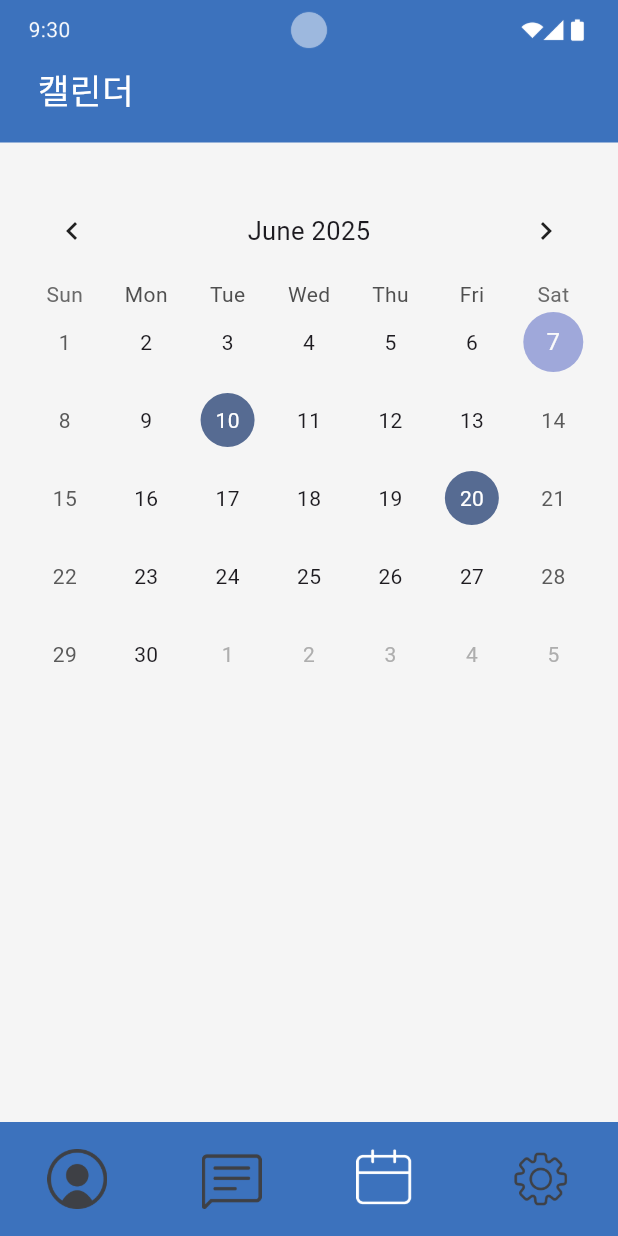
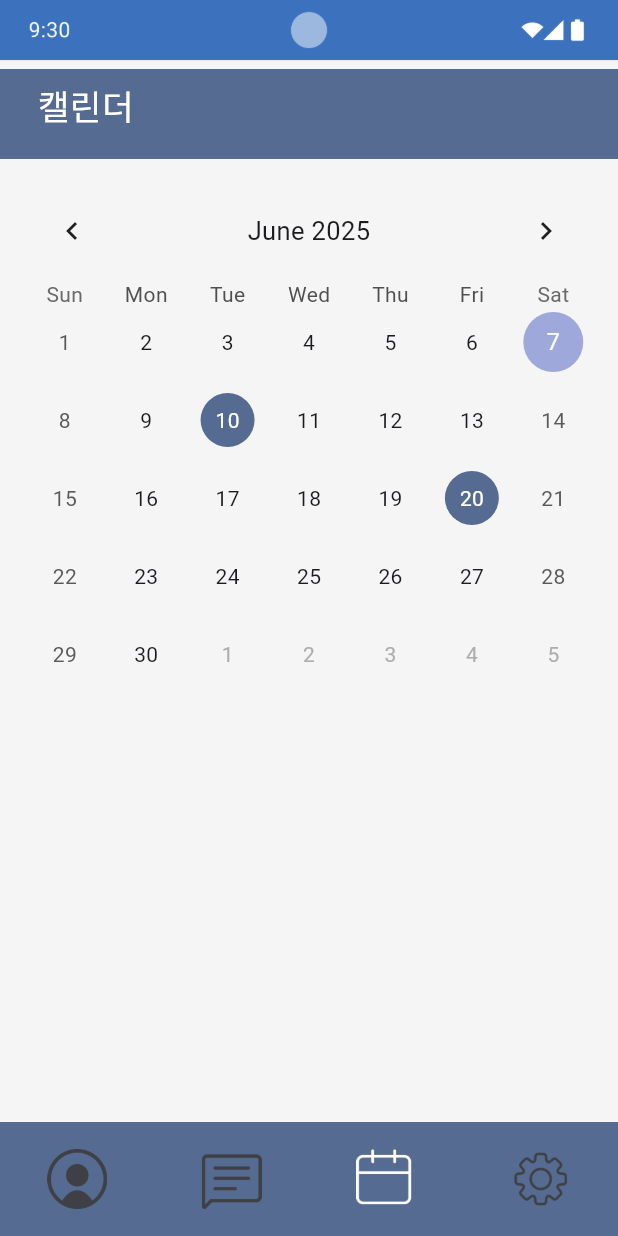
Before and after one commit to ItShowMessenger/qna_frontend, a Flutter app: the Calendar screen opened directly, on a phone screen of 412 x 824 dp. Run offline on Flutter 3.47's test engine with Material 3 defaults, Android fonts, the phone set to English and light mode, and no system bars; drawn by our look-alikes of table_calendar; our stand-ins replace firebase_auth, firebase_core, google_sign_in; accounts and stored records are empty; Roboto replaces fonts that are missing (Pretendard).

Commit message:
캘린더 구현

```diff
--- a/lib/main.dart
+++ b/lib/main.dart
@@ -24,7 +24,7 @@ class QAApp extends StatelessWidget {
         primarySwatch: Colors.indigo,
         scaffoldBackgroundColor: Color(0xFFF5F5F5),
       ),
-      home: Chat(),
+      home: Home(),
       debugShowCheckedModeBanner: false,
     );
   }
--- a/lib/screens/calendar.dart
+++ b/lib/screens/calendar.dart
@@ -64,12 +64,12 @@ class _CalendarState extends State<Calendar> {
 
           // 타이틀 바
           Positioned(
-            top: 35,
+            top: 46,
             left: 0,
             right: 0,
             child: Container(
               height: 60,
-              color: Color(0xFF3C72BD),
+              color: Color(0xFF566B92),
               padding: EdgeInsets.fromLTRB(25, 8, 25, 0),
               child: Align(
                 alignment: Alignment.topLeft,
@@ -163,7 +163,7 @@ class _CalendarState extends State<Calendar> {
             left: 0,
             right: 0,
             child: Container(
-              color: Color(0xFF3C72BD),
+              color: Color(0xFF566B92),
               padding: EdgeInsets.symmetric(vertical: 10),
               child: Row(
                 mainAxisAlignment: MainAxisAlignment.spaceAround,
--- a/pubspec.yaml
+++ b/pubspec.yaml
@@ -32,8 +32,8 @@ dependencies:
     sdk: flutter
   intl: ^0.18.1
   google_sign_in: ^6.0.0
-  firebase_auth: ^4.17.7
-  firebase_core: ^2.26.0
+  firebase_auth: ^4.0.0
+  firebase_core: ^2.0.0
   table_calendar: ^3.0.9
 
 
```
Also changed, not shown: lib/screens/home.dart (+13 -3 lines), lib/screens/login.dart (+12 -13 lines), pubspec.lock.
